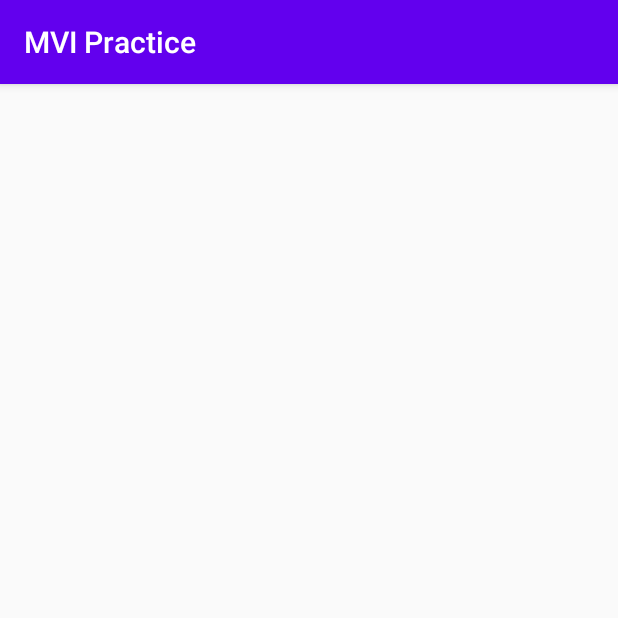
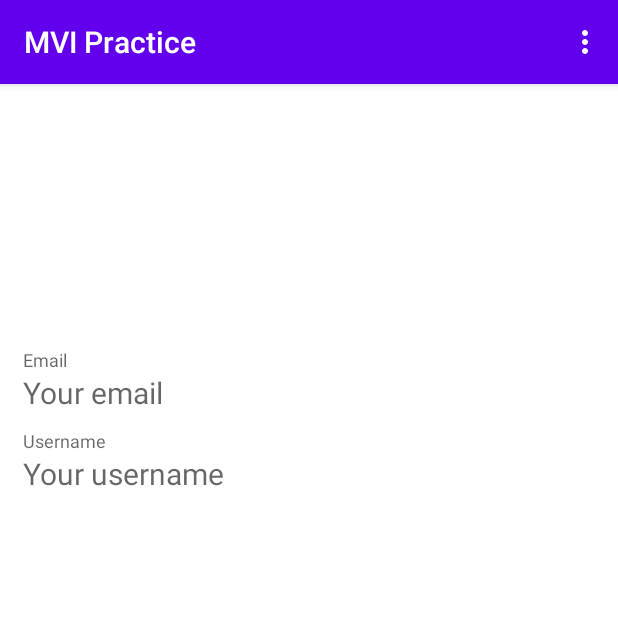
Before and after one commit to jm47895/MVIPractice, an Android app: the screen it shows after launch (MainActivity), on a phone screen of 412 x 824 dp, the top half of it. Run offline under Robolectric (Android 15) with nearby library versions, the phone set to English and light mode, and no system bars.

Commit message:
Add MainActivity, MainFrgament, Menu, and BlogPost and User model data classes

```diff
--- a/app/src/main/AndroidManifest.xml
+++ b/app/src/main/AndroidManifest.xml
@@ -11,7 +11,7 @@
         android:roundIcon="@mipmap/ic_launcher_round"
         android:supportsRtl="true"
         android:theme="@style/AppTheme">
-        <activity android:name=".MainActivity">
+        <activity android:name=".ui.main.MainActivity">
             <intent-filter>
                 <action android:name="android.intent.action.MAIN" />
 
--- /dev/null
+++ b/app/src/main/java/com/jordanmadrigal/mvipractice/ui/main/MainActivity.kt
@@ -0,0 +1,23 @@
+package com.jordanmadrigal.mvipractice.ui.main
+
+import androidx.appcompat.app.AppCompatActivity
+import android.os.Bundle
+import com.jordanmadrigal.mvipractice.R
+
+class MainActivity : AppCompatActivity() {
+
+    override fun onCreate(savedInstanceState: Bundle?) {
+        super.onCreate(savedInstanceState)
+        setContentView(R.layout.activity_main)
+
+        showMainFragment()
+    }
+
+    fun showMainFragment(){
+        supportFragmentManager.beginTransaction()
+            .replace(
+                R.id.fragment_container,
+                MainFragment(), "MainFragment")
+            .commit()
+    }
+}
--- /dev/null
+++ b/app/src/main/java/com/jordanmadrigal/mvipractice/ui/main/MainFragment.kt
@@ -0,0 +1,32 @@
+package com.jordanmadrigal.mvipractice.ui.main
+
+import android.os.Bundle
+import android.view.*
+import androidx.fragment.app.Fragment
+import com.jordanmadrigal.mvipractice.R
+
+class MainFragment : Fragment() {
+
+    override fun onCreateView(
+        inflater: LayoutInflater,
+        container: ViewGroup?,
+        savedInstanceState: Bundle?
+    ): View? {
+        return inflater.inflate(R.layout.fragment_main, container, false)
+    }
+
+    override fun onViewCreated(view: View, savedInstanceState: Bundle?) {
+        super.onViewCreated(view, savedInstanceState)
+        setHasOptionsMenu(true)
+    }
+
+    override fun onCreateOptionsMenu(menu: Menu, inflater: MenuInflater) {
+        super.onCreateOptionsMenu(menu, inflater)
+
+        inflater.inflate(R.menu.main_menu, menu)
+    }
+
+    override fun onOptionsItemSelected(item: MenuItem): Boolean {
+        return super.onOptionsItemSelected(item)
+    }
+}
--- a/app/src/main/res/layout/activity_main.xml
+++ b/app/src/main/res/layout/activity_main.xml
@@ -4,7 +4,7 @@
     xmlns:tools="http://schemas.android.com/tools"
     android:layout_width="match_parent"
     android:layout_height="match_parent"
-    tools:context=".MainActivity">
+    tools:context=".ui.main.MainActivity">
 
     <FrameLayout
         android:id="@+id/fragment_container"
--- /dev/null
+++ b/app/src/main/res/menu/main_menu.xml
@@ -0,0 +1,13 @@
+<?xml version="1.0" encoding="utf-8"?>
+<menu xmlns:android="http://schemas.android.com/apk/res/android"
+    xmlns:app="http://schemas.android.com/apk/res-auto">
+    <item
+        android:id="@+id/action_get_user"
+        android:title="@string/get_user"
+        app:showAsAction="never"/>
+
+    <item
+        android:id="@+id/action_get_blog"
+        android:title="@string/get_blogs"
+        app:showAsAction="never"/>
+</menu>
--- a/app/src/main/res/values/strings.xml
+++ b/app/src/main/res/values/strings.xml
@@ -3,4 +3,6 @@
     <string name="email_hint">Your email</string>
     <string name="username_hint">Your username</string>
     <string name="blog_title">The Title of a Blog</string>
+    <string name="get_user">get user</string>
+    <string name="get_blogs">get blogs</string>
 </resources>
```
Also changed, not shown: app/src/main/java/com/jordanmadrigal/mvipractice/MainActivity.kt (deleted, +0 -12 lines), app/src/main/java/com/jordanmadrigal/mvipractice/model/BlogPost.kt (added, +23 -0 lines), app/src/main/java/com/jordanmadrigal/mvipractice/model/User.kt (added, +19 -0 lines).
